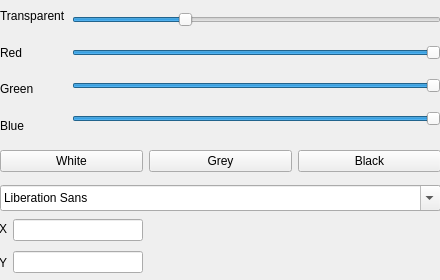
Before: the Qt Designer form ClocksSettings.ui in Roker2/ClocksOnWindows, drawn with Qt 5.
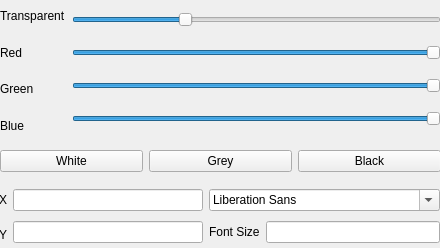
After: the same form once the commit is applied. Icons and pictures are not drawn.

Commit message: ClocksSettings: Add Font Size Setting [1/2]

Patch:
```diff
--- a/ClocksSettings.ui
+++ b/ClocksSettings.ui
@@ -10,7 +10,7 @@
     <x>0</x>
     <y>0</y>
     <width>440</width>
-    <height>280</height>
+    <height>248</height>
    </rect>
   </property>
   <property name="windowTitle">
@@ -156,25 +156,17 @@
     </item>
    </layout>
   </widget>
-  <widget class="QFontComboBox" name="fontComboBox">
-   <property name="geometry">
-    <rect>
-     <x>0</x>
-     <y>185</y>
-     <width>441</width>
-     <height>26</height>
-    </rect>
-   </property>
-  </widget>
   <widget class="QWidget" name="">
    <property name="geometry">
     <rect>
      <x>-1</x>
-     <y>215</y>
-     <width>144</width>
-     <height>62</height>
+     <y>185</y>
+     <width>441</width>
+     <height>64</height>
     </rect>
    </property>
+   <layout class="QHBoxLayout" name="horizontalLayout_5">
+    <item>
    <layout class="QHBoxLayout" name="horizontalLayout_3">
     <item>
      <layout class="QVBoxLayout" name="verticalLayout_3">
@@ -201,6 +193,29 @@
       </item>
       <item>
        <widget class="QLineEdit" name="Edit_coordinate_y"/>
+        </item>
+       </layout>
+      </item>
+     </layout>
+    </item>
+    <item>
+     <layout class="QVBoxLayout" name="verticalLayout_5">
+      <item>
+       <widget class="QFontComboBox" name="fontComboBox"/>
+      </item>
+      <item>
+       <layout class="QHBoxLayout" name="horizontalLayout_4">
+        <item>
+         <widget class="QLabel" name="Label_FontSize">
+          <property name="text">
+           <string>Font Size</string>
+          </property>
+         </widget>
+        </item>
+        <item>
+         <widget class="QLineEdit" name="Edit_FontSize"/>
+        </item>
+       </layout>
       </item>
      </layout>
     </item>
```
Lines whose indentation alone changed are shown as unchanged. The commit also changes 2 other files.
